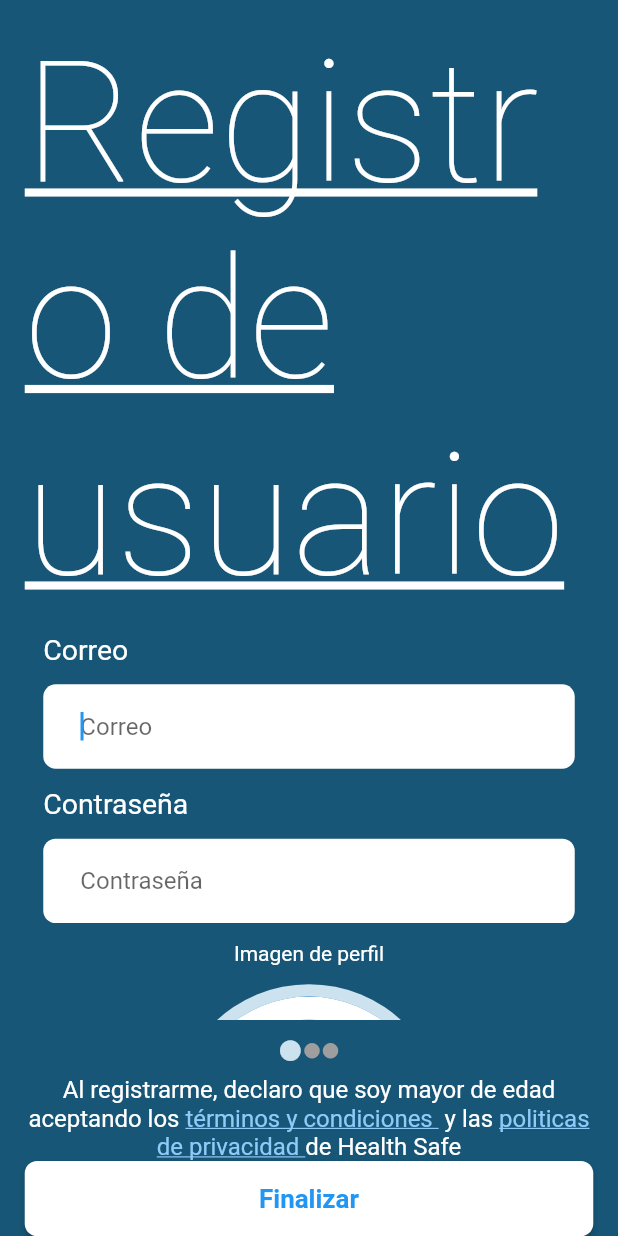
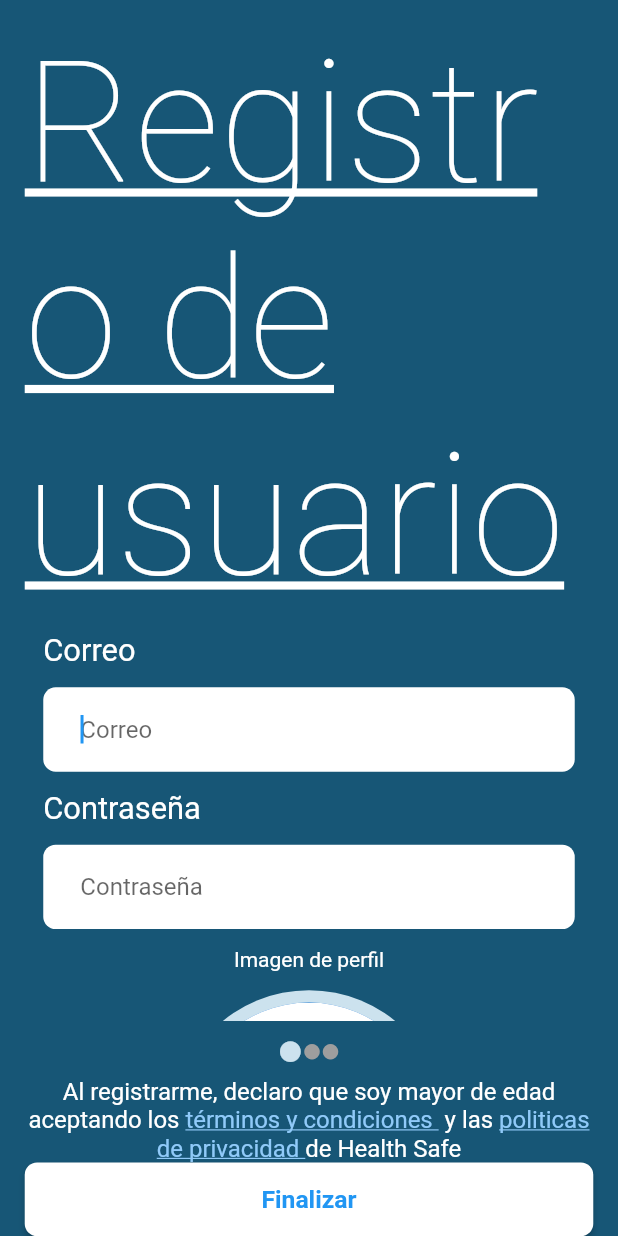
Before and after one commit to flutter-preview/beleningalina20-health_safe_paciente, a Flutter app: the screen it shows after launch, after a tap on "Registrate", on a phone screen of 412 x 824 dp. Run offline on Flutter 3.47's test engine with Material 2 defaults, Android fonts, the phone set to English and light mode, and no system bars; our stand-ins replace flutter_secure_storage, image_picker; accounts and stored records are empty; network calls fail.

Commit message:
Cambio en el tamaño de las letras para que sea responsive

```diff
--- a/lib/src/widgets/text_custom.dart
+++ b/lib/src/widgets/text_custom.dart
@@ -14,8 +14,8 @@ class TitleText extends StatelessWidget {
   @override
   Widget build(BuildContext context) {
     return Text(
-      text, // 30.54
-      style: TextStyle(fontSize: SizeConfig.height * 0.037, color: color),
+      text,
+      style: TextStyle(fontSize: SizeConfig.height * 0.035, color: color),
     );
   }
 }
@@ -46,7 +46,7 @@ class DescriptionText extends StatelessWidget {
   Widget build(BuildContext context) {
     return Text(
       text, // 22.28
-      style: TextStyle(fontSize: SizeConfig.height * 0.023, color: color),
+      style: TextStyle(fontSize: SizeConfig.height * 0.025, color: color),
     );
   }
 }
@@ -67,7 +67,7 @@ class DisclaimerText extends StatelessWidget {
     return Text(
       text, // 19.81
       style: TextStyle(
-          fontSize: SizeConfig.height * 0.021,
+          fontSize: SizeConfig.height * 0.02,
           color: color,
           fontWeight: fontWeight),
     );
```
Also changed, not shown: lib/src/widgets/drawer_custom.dart (+4 -10 lines).
